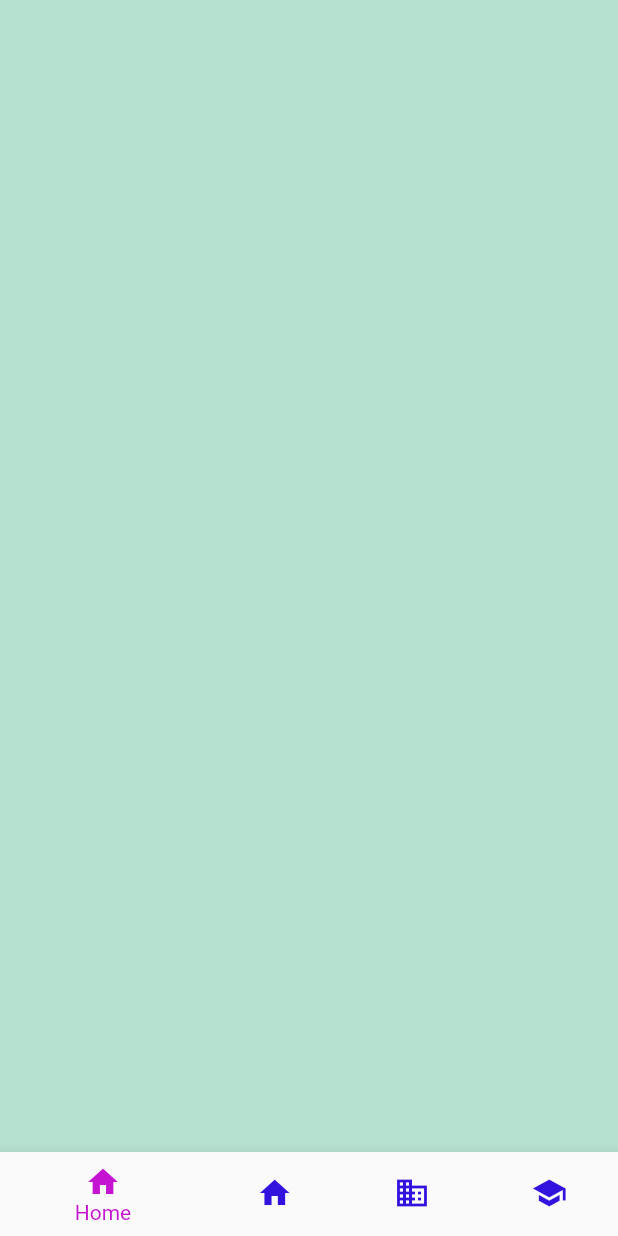
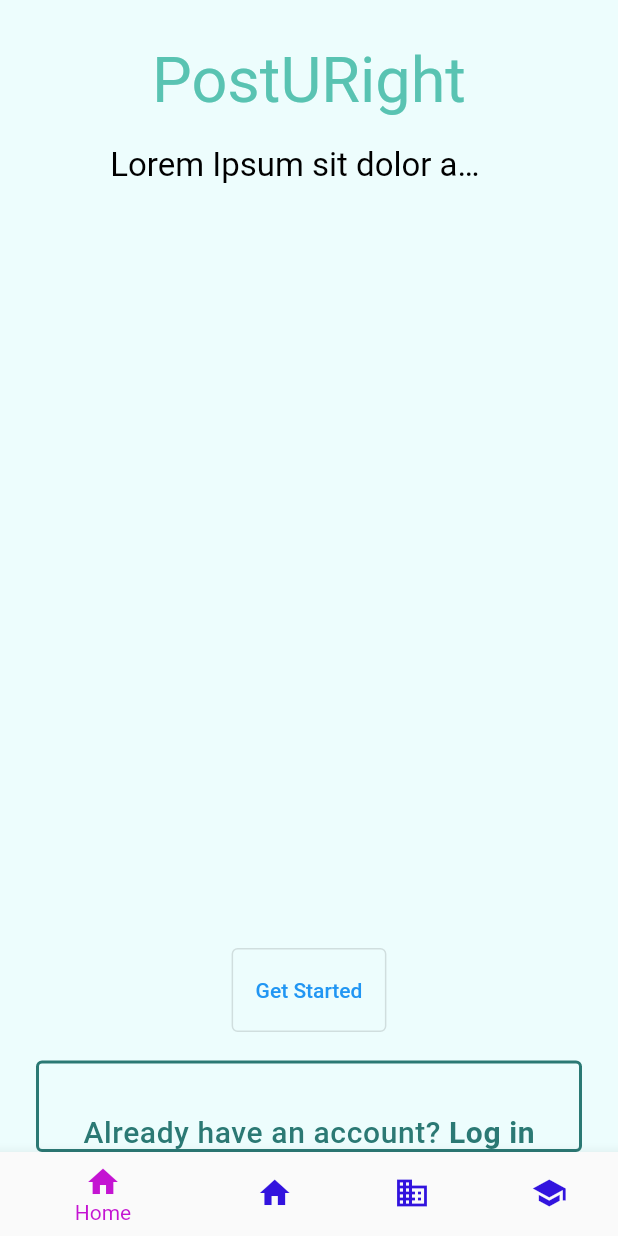
Before and after one commit to aishu1822/PostURight, a Flutter app: the screen it shows after launch, on a phone screen of 412 x 824 dp. Run offline on Flutter 3.47's test engine with Material 2 defaults, Android fonts, the phone set to English and light mode, and no system bars; our stand-ins replace babstrap_settings_screen, get, simple_circular_progress_bar, syncfusion_flutter_datepicker; missing offline and left inert: calender_picker, linear_progress_bar; Roboto replaces fonts that are missing (Helvetica Neue, Palanquin Dark, SF Pro).

Commit message:
add title screen

```diff
--- /dev/null
+++ b/posturight/lib/colors.dart
@@ -0,0 +1,8 @@
+import 'package:flutter/material.dart';
+
+Color black = Color.fromARGB(0xff, 0, 0, 0);
+
+
+Color c1 = Color.fromARGB(0xff, 0xed, 0xfd, 0xfd);
+Color c2 = Color.fromARGB(255, 0x2b, 0x79, 0x74);
+Color c3 = Color.fromARGB(0xff, 0x59, 0xc3, 0xb2);
--- /dev/null
+++ b/posturight/lib/imports.dart
@@ -0,0 +1,6 @@
+import 'package:flutter/material.dart';
+import 'package:flutter/painting.dart';
+import 'package:flutter/widgets.dart';
+import 'package:flutter/rendering.dart';
+import 'package:flutter/cupertino.dart';
+import 'package:flutter/src/painting/box_decoration.dart';
--- a/posturight/lib/main.dart
+++ b/posturight/lib/main.dart
@@ -3,6 +3,7 @@ import 'alert_settings.dart';
 import 'exercises.dart';
 import 'profile.dart';
 import 'home.dart';
+import 'title.dart';
 
 void main() {
   runApp(const MyApp());
@@ -36,7 +37,7 @@ class App extends StatefulWidget {
 class AppState extends State<App> {
   // int selectedBottomBarIndex = 0;
   int _currentIndex = 0;
-  Widget _currentWidget = Container();
+  Widget _currentWidget = TitleScreen();//Container();
 
   void _loadScreen() {
     switch(_currentIndex) {
--- /dev/null
+++ b/posturight/lib/style.dart
@@ -0,0 +1,35 @@
+// import 'imports.dart';
+import 'package:flutter/material.dart';
+import 'package:flutter/painting.dart';
+import 'package:flutter/widgets.dart';
+import 'package:flutter/rendering.dart';
+import 'package:flutter/cupertino.dart';
+import 'colors.dart';
+import 'package:flutter/painting.dart';
+
+class Style {
+
+static BoxDecoration get outlineBluegray600 => BoxDecoration(
+  border: Border.all(
+    color: c2,
+    width: 2,//getHorizontalSize(2,),
+    // strokeAlign: StrokeAlign.outside,
+  ),
+);
+
+static TextStyle txtPalanquinDarkRegular42 = TextStyle(
+    color: c3,//ColorConstant.teal300,
+    fontSize: 42,//getFontSize(42,),
+    fontFamily: 'Palanquin Dark',
+    fontWeight: FontWeight.w400,
+  );
+
+  static TextStyle txtSFProRegular22 = TextStyle(
+    color: black,
+    fontSize: 22,//getFontSize(22,),
+    fontFamily: 'SF Pro',
+    fontWeight: FontWeight.w400,
+  );
+
+
+}
--- /dev/null
+++ b/posturight/lib/title.dart
@@ -0,0 +1,101 @@
+import 'package:flutter/material.dart';
+import 'package:flutter/cupertino.dart';
+import 'colors.dart';
+import 'style.dart';
+
+class TitleScreen extends StatelessWidget {
+  @override
+  Widget build(BuildContext context) {
+    return SafeArea(
+        child: Scaffold(
+            backgroundColor: c1,//ColorConstant.gray50,
+            body: Container(
+                width: double.maxFinite,
+                padding: const EdgeInsets.only(left: 24,right: 24,),
+                child: Column(
+                    mainAxisAlignment: MainAxisAlignment.center,
+                    children: [
+                      Container(
+                          height: 94,//getVerticalSize(94),
+                          width: 265,//getHorizontalSize(265),
+                          margin: const EdgeInsets.only(top: 29,),//getMargin(top: 29),
+                          child: Stack(
+                              alignment: Alignment.bottomCenter,
+                              children: [
+                                Align(
+                                    alignment: Alignment.topCenter,
+                                    child: Text("PostURight",
+                                        overflow: TextOverflow.ellipsis,
+                                        textAlign: TextAlign.left,
+                                        style: Style.txtPalanquinDarkRegular42)),
+                                Align(
+                                    alignment: Alignment.bottomCenter,
+                                    child: Text("Lorem Ipsum sit dolor amet",
+                                        overflow: TextOverflow.ellipsis,
+                                        textAlign: TextAlign.left,
+                                        style: Style.txtSFProRegular22))
+                              ])),
+                      const Spacer(),
+                      SizedBox(
+                        height: 56,
+                        child: OutlinedButton(
+                            // height: 56,//getVerticalSize(56),
+                            // variant: ButtonVariant.FillTeal700,
+                            // fontStyle: ButtonFontStyle.SFProBold20,
+                            // onTap: () => onTapGetstarted(context), onPressed: () {  },
+                            onPressed: () {  },
+                            child: const Text("Get Started"),
+                        ),
+                      ),
+                      Container(
+                          width: double.maxFinite,
+                          child: Container(
+                              margin: const EdgeInsets.only(top: 19,),//getMargin(top: 19),
+                              padding: const EdgeInsets.only(top: 29,),//getPadding(all: 13),
+                              decoration: Style.outlineBluegray600.copyWith(borderRadius: BorderRadius.circular(4,)),//BorderRadiusStyle.roundedBorder4),
+                              child: Column(
+                                  mainAxisSize: MainAxisSize.min,
+                                  mainAxisAlignment: MainAxisAlignment.end,
+                                  children: [
+                                    Padding(
+                                        padding: const EdgeInsets.only(
+                                                    top: 5,
+                                                  ),//getPadding(top: 5),
+                                        child: RichText(
+                                            text: const TextSpan(children: [
+                                              TextSpan(
+                                                  text:"Already have an account?",
+                                                  style: TextStyle(
+                                                      color: Color.fromARGB(255, 0x2b, 0x79, 0x74),//ColorConstant.blueGray600,
+                                                      fontSize: 20,//getFontSize(20),
+                                                      fontFamily: 'Helvetica Neue',
+                                                      fontWeight:FontWeight.w500,
+                                                      letterSpacing: 0.4,//getHorizontalSize(0.4)
+                                                  )
+                                              ),
+                                              TextSpan(
+                                                  text: " ",
+                                                  style: TextStyle(
+                                                      color: Color.fromARGB(255, 0x2b, 0x79, 0x74),
+                                                      fontSize: 20,//getFontSize(20),
+                                                      fontFamily:'Helvetica Neue',
+                                                      fontWeight:FontWeight.w400,
+                                                      letterSpacing:0.4)),//getHorizontalSize(0.4))),
+                                              TextSpan(
+                                                  text: "Log in",
+                                                  style: TextStyle(
+                                                      color: Color.fromARGB(255, 0x2b, 0x79, 0x74),
+                                                      fontSize: 20,//getFontSize(20),
+                                                      fontFamily:'Helvetica Neue',
+                                                      fontWeight:FontWeight.w700,
+                                                      letterSpacing:0.4,))//getHorizontalSize(0.4)))
+                                            ]),
+                                            textAlign: TextAlign.left))
+                                  ])))
+                    ]))));
+  }
+
+  onTapGetstarted(BuildContext context) {
+    // Navigator.pushNamed(context, AppRoutes.iphone14ThreeScreen);
+  }
+}
```
